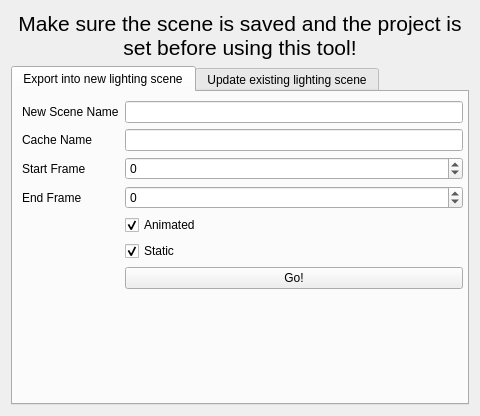
The window that scripts/PipelineManagementTools/gui/releaseLightingSceneDialog.ui (jw0z96/PipelineManagementTools) describes before a commit, drawn with Qt 5.
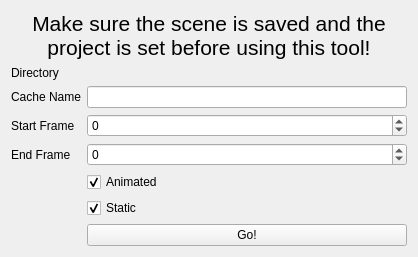
The same window after the commit.

Commit message: prototyping new way of ribarchiving scene

```diff
--- a/scripts/PipelineManagementTools/gui/releaseLightingSceneDialog.ui
+++ b/scripts/PipelineManagementTools/gui/releaseLightingSceneDialog.ui
@@ -6,8 +6,8 @@
    <rect>
     <x>0</x>
     <y>0</y>
-    <width>480</width>
-    <height>416</height>
+    <width>418</width>
+    <height>257</height>
    </rect>
   </property>
   <property name="sizePolicy">
@@ -44,182 +44,40 @@
       </widget>
      </item>
      <item>
-      <widget class="QTabWidget" name="tabWidget">
-       <property name="currentIndex">
-        <number>0</number>
-       </property>
-       <widget class="QWidget" name="newSceneTab">
-        <attribute name="title">
-         <string>Export into new lighting scene</string>
-        </attribute>
-        <widget class="QWidget" name="formLayoutWidget">
-         <property name="geometry">
-          <rect>
-           <x>9</x>
-           <y>9</y>
-           <width>441</width>
-           <height>291</height>
-          </rect>
-         </property>
          <layout class="QFormLayout" name="formLayout">
-          <item row="0" column="1">
-           <widget class="QLineEdit" name="newSceneNameLineEdit"/>
-          </item>
           <item row="0" column="0">
-           <widget class="QLabel" name="newSceneNameLabel">
-            <property name="text">
-             <string>New Scene Name</string>
-            </property>
-           </widget>
-          </item>
-          <item row="1" column="0">
-           <widget class="QLabel" name="cacheNameLabel_1">
-            <property name="text">
-             <string>Cache Name</string>
-            </property>
-           </widget>
-          </item>
-          <item row="1" column="1">
-           <widget class="QLineEdit" name="cacheNameLineEdit_1"/>
-          </item>
-          <item row="6" column="1">
-           <widget class="QPushButton" name="newScenePushButton">
-            <property name="text">
-             <string>Go!</string>
-            </property>
-           </widget>
-          </item>
-          <item row="2" column="1">
-           <widget class="QSpinBox" name="startFrameSpinBox_1">
-            <property name="minimum">
-             <number>-10000</number>
-            </property>
-            <property name="maximum">
-             <number>10000</number>
-            </property>
-           </widget>
-          </item>
-          <item row="3" column="1">
-           <widget class="QSpinBox" name="endFrameSpinBox_1">
-            <property name="minimum">
-             <number>-10000</number>
-            </property>
-            <property name="maximum">
-             <number>10000</number>
-            </property>
-           </widget>
-          </item>
-          <item row="2" column="0">
-           <widget class="QLabel" name="startFrameLabel_1">
-            <property name="text">
-             <string>Start Frame</string>
-            </property>
-           </widget>
-          </item>
-          <item row="3" column="0">
-           <widget class="QLabel" name="endFrameLabel_1">
-            <property name="text">
-             <string>End Frame</string>
-            </property>
-           </widget>
-          </item>
-          <item row="4" column="1">
-           <widget class="QCheckBox" name="exportAnimatedCheckBox">
-            <property name="text">
-             <string>Animated</string>
-            </property>
-            <property name="checked">
-             <bool>true</bool>
-            </property>
-           </widget>
-          </item>
-          <item row="5" column="1">
-           <widget class="QCheckBox" name="exportStaticCheckBox">
-            <property name="text">
-             <string>Static</string>
-            </property>
-            <property name="checked">
-             <bool>true</bool>
-            </property>
-           </widget>
-          </item>
-         </layout>
-        </widget>
-       </widget>
-       <widget class="QWidget" name="updateSceneTab">
-        <attribute name="title">
-         <string>Update existing lighting scene</string>
-        </attribute>
-        <widget class="QWidget" name="formLayoutWidget_2">
-         <property name="geometry">
-          <rect>
-           <x>9</x>
-           <y>9</y>
-           <width>441</width>
-           <height>291</height>
-          </rect>
-         </property>
-         <layout class="QFormLayout" name="formLayout_2">
-          <item row="0" column="0">
-           <widget class="QLabel" name="selectedSceneLabel">
-            <property name="text">
-             <string>Scene</string>
-            </property>
-           </widget>
-          </item>
-          <item row="0" column="1">
-           <widget class="QListWidget" name="selectedSceneNameListWidget"/>
-          </item>
-          <item row="2" column="0">
-           <widget class="QLabel" name="cacheNameLabel_2">
-            <property name="text">
-             <string>Cache Name</string>
-            </property>
-           </widget>
-          </item>
-          <item row="2" column="1">
-           <widget class="QLineEdit" name="cacheNameLineEdit_2"/>
-          </item>
-          <item row="7" column="1">
-           <widget class="QPushButton" name="updateScenePushButton">
-            <property name="text">
-             <string>Go!</string>
-            </property>
-           </widget>
-          </item>
-          <item row="1" column="1">
-           <widget class="QLabel" name="selectedSceneDirectoryTextLabel">
-            <property name="text">
-             <string/>
-            </property>
-           </widget>
-          </item>
-          <item row="1" column="0">
            <widget class="QLabel" name="selectedSceneDirectoryLabel">
             <property name="text">
              <string>Directory</string>
             </property>
            </widget>
           </item>
-          <item row="3" column="1">
-           <widget class="QSpinBox" name="startFrameSpinBox_2">
-            <property name="minimum">
-             <number>-10000</number>
-            </property>
-            <property name="maximum">
-             <number>10000</number>
+       <item row="0" column="1">
+        <widget class="QLabel" name="selectedSceneDirectoryTextLabel">
+         <property name="text">
+          <string/>
+         </property>
+        </widget>
+       </item>
+       <item row="1" column="0">
+        <widget class="QLabel" name="cacheNameLabel">
+         <property name="text">
+          <string>Cache Name</string>
             </property>
            </widget>
           </item>
-          <item row="3" column="0">
-           <widget class="QLabel" name="startFrameLabel_2">
+       <item row="1" column="1">
+        <widget class="QLineEdit" name="cacheNameLineEdit"/>
+       </item>
+       <item row="2" column="0">
+        <widget class="QLabel" name="startFrameLabel">
             <property name="text">
              <string>Start Frame</string>
             </property>
            </widget>
           </item>
-          <item row="4" column="1">
-           <widget class="QSpinBox" name="endFrameSpinBox_2">
+       <item row="2" column="1">
+        <widget class="QSpinBox" name="startFrameSpinBox">
             <property name="minimum">
              <number>-10000</number>
             </property>
@@ -228,24 +86,24 @@
             </property>
            </widget>
           </item>
-          <item row="4" column="0">
-           <widget class="QLabel" name="endFrameLabel_2">
+       <item row="3" column="0">
+        <widget class="QLabel" name="endFrameLabel">
             <property name="text">
              <string>End Frame</string>
             </property>
            </widget>
           </item>
-          <item row="6" column="1">
-           <widget class="QCheckBox" name="updateStaticCheckBox">
-            <property name="text">
-             <string>Static</string>
-            </property>
-            <property name="checked">
-             <bool>true</bool>
+       <item row="3" column="1">
+        <widget class="QSpinBox" name="endFrameSpinBox">
+         <property name="minimum">
+          <number>-10000</number>
+         </property>
+         <property name="maximum">
+          <number>10000</number>
             </property>
            </widget>
           </item>
-          <item row="5" column="1">
+       <item row="4" column="1">
            <widget class="QCheckBox" name="updateAnimatedCheckBox">
             <property name="text">
              <string>Animated</string>
@@ -255,10 +113,24 @@
             </property>
            </widget>
           </item>
-         </layout>
-        </widget>
-       </widget>
-      </widget>
+       <item row="5" column="1">
+        <widget class="QCheckBox" name="updateStaticCheckBox">
+         <property name="text">
+          <string>Static</string>
+         </property>
+         <property name="checked">
+          <bool>true</bool>
+         </property>
+        </widget>
+       </item>
+       <item row="6" column="1">
+        <widget class="QPushButton" name="updateScenePushButton">
+         <property name="text">
+          <string>Go!</string>
+         </property>
+        </widget>
+       </item>
+      </layout>
      </item>
     </layout>
    </item>
```
Lines whose indentation alone changed are shown as unchanged. The commit also changes 1 other file.
